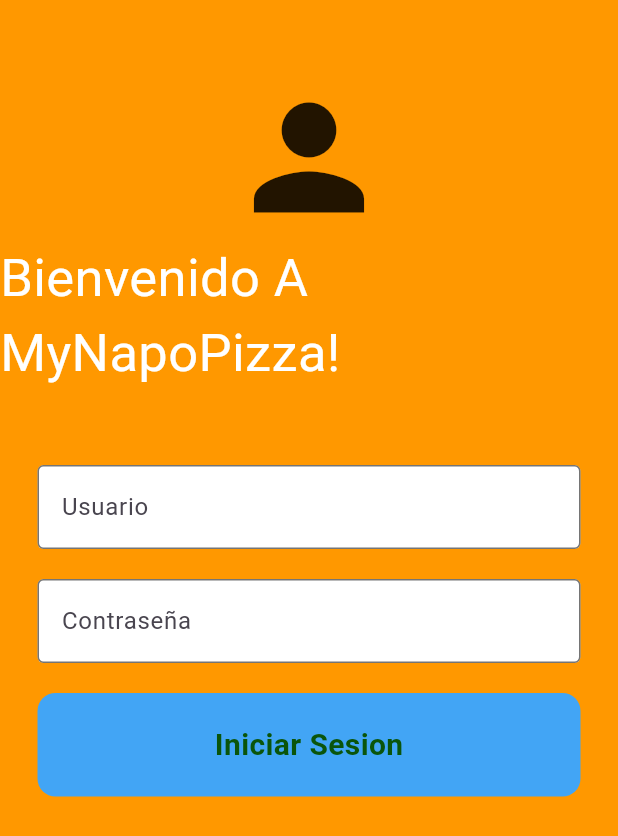
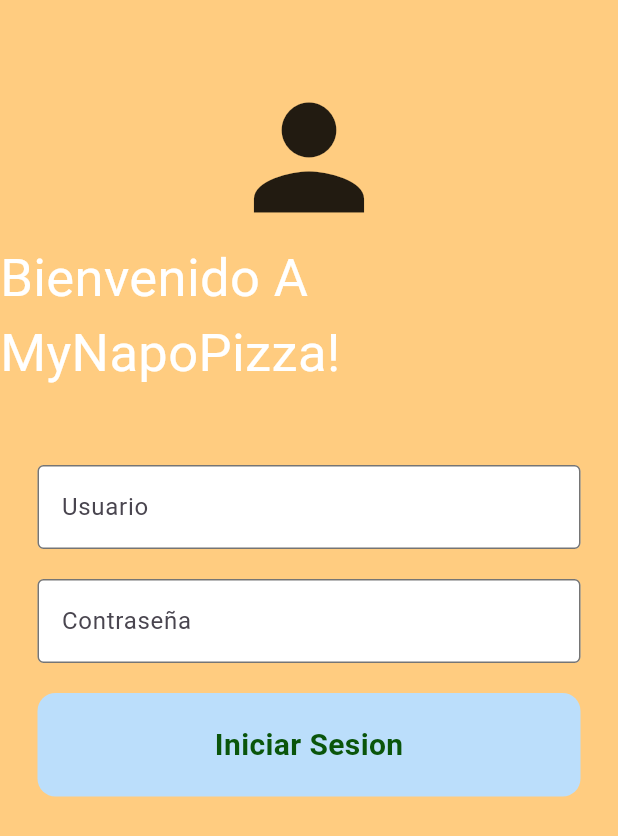
Before and after one commit to HaroldArguelloNic/mynapopizza, a Flutter app: the screen it shows after launch, on a phone screen of 412 x 824 dp. Shown: the top 836 px of the screen. Run offline on Flutter 3.47's test engine with Material 3 defaults, Android fonts, the light colour scheme and no system bars.

Commit message:
add SizedBox width 600

```diff
--- a/lib/page/login_page.dart
+++ b/lib/page/login_page.dart
@@ -6,12 +6,15 @@ class LoginPage extends StatelessWidget {
   @override
   Widget build(BuildContext context) {
     return Scaffold(
-      backgroundColor: Colors.orange,
-      body: SafeArea(
+      backgroundColor: Colors.orange[200],  // change Color
+      body: Center(                           // change SafeArea
+        child: SizedBox(                      // add SizedBox
+          width: 600,                         // ancho 600
+
         child: Center(
           child: Column(
             children: [
-              const SizedBox(height: 50),
+              const SizedBox(height: 50,),
               // Icono
               const Icon(
                 Icons.person,
@@ -62,14 +65,14 @@ class LoginPage extends StatelessWidget {
                   padding: const EdgeInsets.all(20),
                   margin: const EdgeInsets.symmetric(horizontal: 25, vertical: 10),
                   decoration: BoxDecoration(
-                    color: Colors.blue[400],
+                    color: Colors.blue[100],
                     borderRadius: BorderRadius.circular(12),
                   ),
                   child: const Center(
                     child: Text(
                       "Iniciar Sesion",
                       style: TextStyle(
-                        color: Color.fromARGB(255, 10, 85, 11),
+                        color: Color.fromARGB(255, 10, 85, 11), // change color
                         fontWeight: FontWeight.bold,
                         fontSize: 20,
                       ),
@@ -81,6 +84,7 @@ class LoginPage extends StatelessWidget {
           ),
         ),
       ),
+      ),
     );
   }
 }
```
